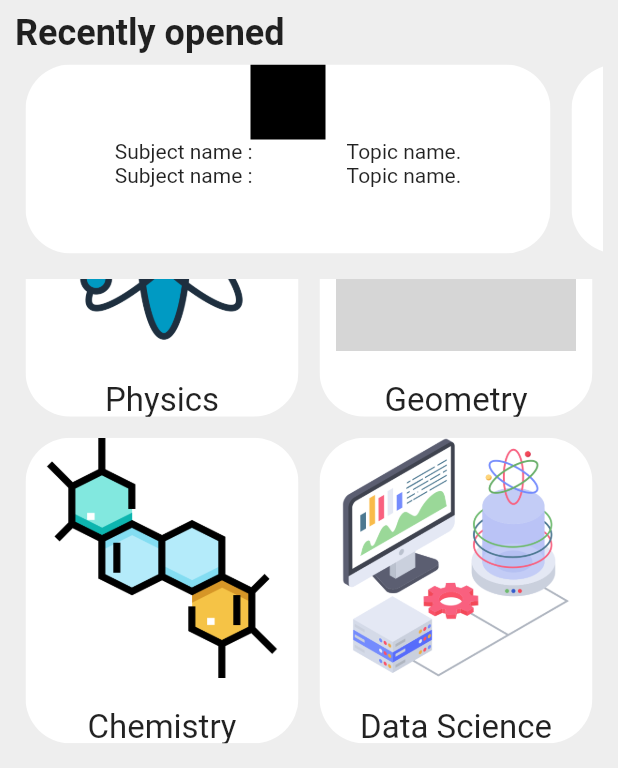
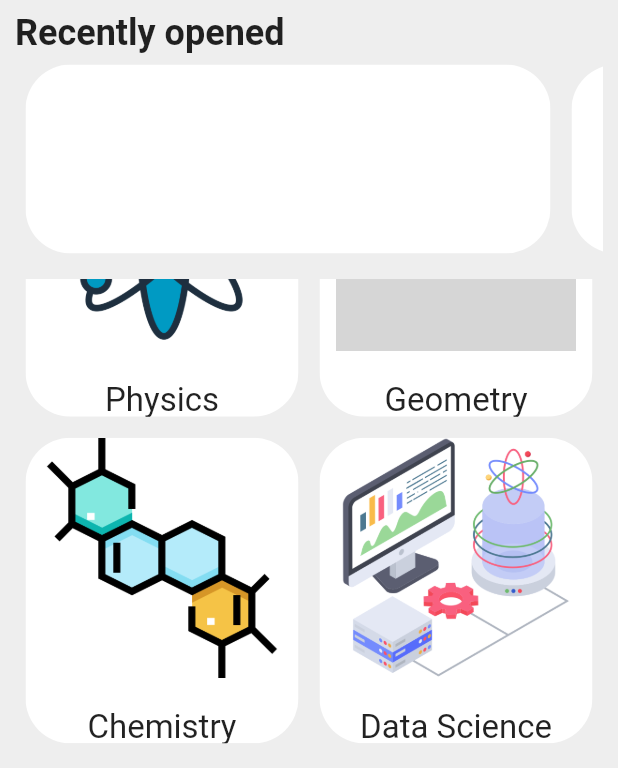
Before and after one commit to Adomakojohn/quizapp, a Flutter app: the HomePage screen opened directly, scrolled down 119 dp, on a phone screen of 412 x 824 dp, the part 468-1236 px from its top. Run offline on Flutter 3.47's test engine with Material 2 defaults, Android fonts, the phone set to English and light mode, and no system bars; grey boxes are pictures that could not be loaded.

Commit message:
third commit

```diff
--- a/lib/main.dart
+++ b/lib/main.dart
@@ -1,4 +1,5 @@
 import 'package:flutter/material.dart';
+import 'package:quizapp/screens/bottom_nav_bar.dart';
 import 'package:quizapp/screens/home_screen.dart';
 
 void main(){
@@ -12,7 +13,7 @@ class MyApp extends StatelessWidget {
   Widget build(BuildContext context) {
     return const MaterialApp(
       debugShowCheckedModeBanner: false,
-      home:  HomePage(),
+      home: BottomNavBar(),
     );
   }
 }
--- a/lib/models/category_model.dart
+++ b/lib/models/category_model.dart
@@ -45,7 +45,11 @@ class RecentlyLearnt extends StatefulWidget {
   final String subjectName;
   final String topicName;
   final String questionsAnswered;
-  const RecentlyLearnt({super.key, required this.subjectName, required this.topicName, required this.questionsAnswered});
+  const RecentlyLearnt(
+      {super.key,
+      required this.subjectName,
+      required this.topicName,
+      required this.questionsAnswered});
 
   @override
   State<RecentlyLearnt> createState() => _RecentlyLearntState();
@@ -62,25 +66,7 @@ class _RecentlyLearntState extends State<RecentlyLearnt> {
           height: 100,
           width: 350,
           color: Colors.white,
-          child: Column(crossAxisAlignment: CrossAxisAlignment.center,
-            children: [
-              Container(
-                height: 50,
-                width: 50,
-                color: Colors.black,
-              ),
-              const Row(mainAxisAlignment: MainAxisAlignment.spaceEvenly,
-                children: [
-                Text("Subject name :"),
-                Text(" Topic name.")
-              ],),
-              const Row(mainAxisAlignment: MainAxisAlignment.spaceEvenly,
-                children: [
-                Text("Subject name :"),
-                Text(" Topic name.")
-              ],),
-            ],
-          ),
+
         ),
       ),
     );
@@ -119,7 +105,10 @@ class _TopicsState extends State<Topics> {
               ),
               Text(
                 widget.topicTitle,
-                style: const TextStyle(fontSize: 22, fontWeight: FontWeight.w400, ),
+                style: const TextStyle(
+                  fontSize: 22,
+                  fontWeight: FontWeight.w400,
+                ),
               )
             ],
           ),
```
Also changed, not shown: lib/screens/bottom_nav_bar.dart (added, +65 -0 lines), Assets/icons/bar-chart.png (added), Assets/icons/home.png (added), Assets/icons/not1.png (added), Assets/icons/user.png (added).
